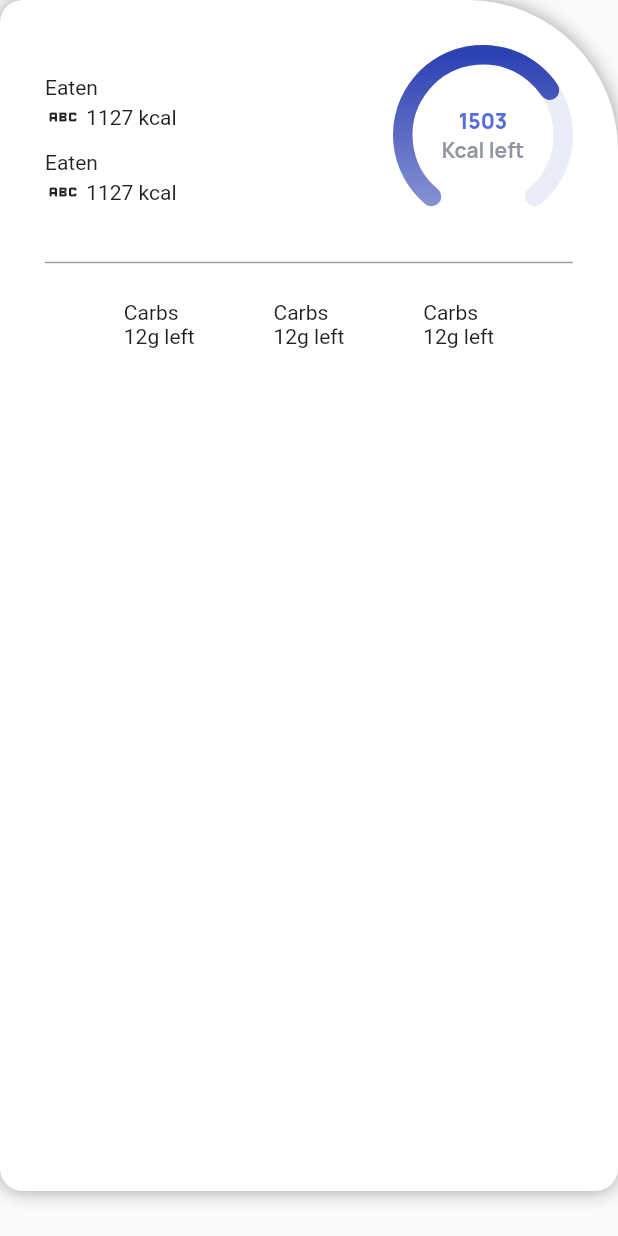
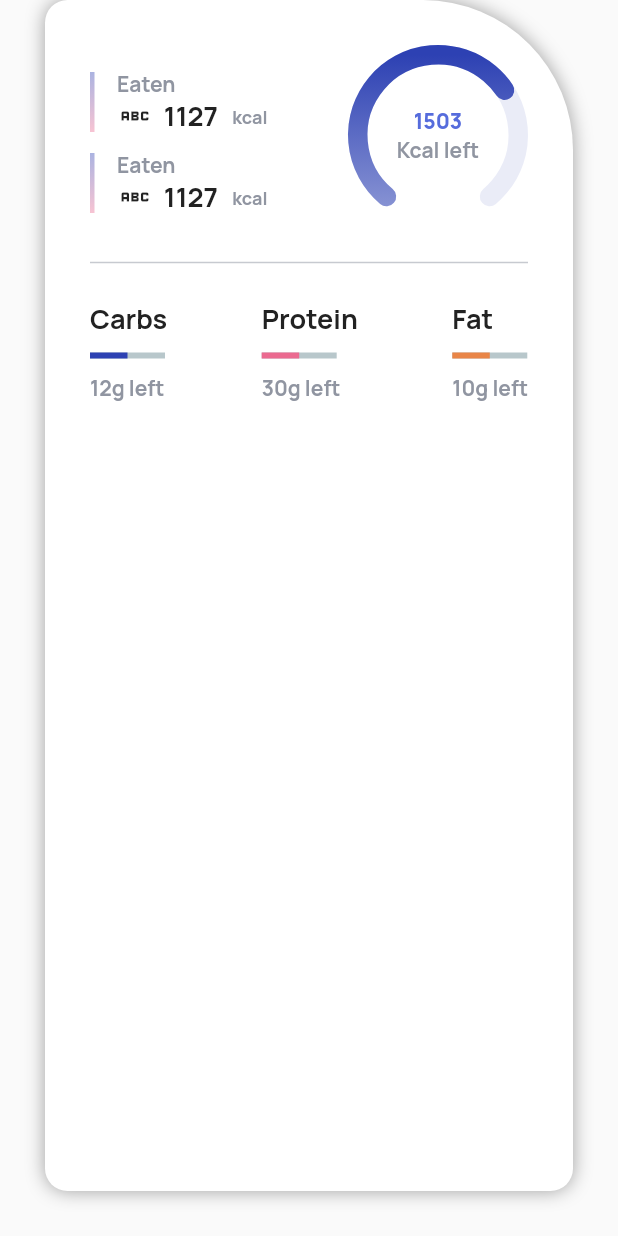
Before and after one commit to dikkisetiawan/diet_journal, a Flutter app: what statContainer() shows on an empty page, opened directly, on a phone screen of 412 x 824 dp. Run offline on Flutter 3.47's test engine with Material 2 defaults, Android fonts, the light colour scheme and no system bars; drawn by our look-alikes of percent_indicator; our stand-ins replace google_fonts.

Commit message:
scaffolding home

```diff
--- a/lib/screens/ui/home_page.dart
+++ b/lib/screens/ui/home_page.dart
@@ -44,7 +44,8 @@ AppBar myAppBar() {
 //title header separator
 Widget titleDivider(String title, String buttonTitle) {
   return Container(
-    margin: const EdgeInsets.only(bottom: 20),
+    margin: const EdgeInsets.only(
+        bottom: 20, left: defaultMargin, right: defaultMargin),
     child: Row(
       children: [
         Text(
@@ -66,7 +67,8 @@ Widget titleDivider(String title, String buttonTitle) {
 
 Widget statContainer() {
   return Container(
-    margin: const EdgeInsets.only(bottom: defaultMargin),
+    margin: const EdgeInsets.only(
+        bottom: defaultMargin, left: defaultMargin, right: defaultMargin),
     padding: const EdgeInsets.all(defaultMargin),
     decoration: const BoxDecoration(
         boxShadow: [
@@ -93,14 +95,18 @@ Widget statContainer() {
             circularIndicator()
           ],
         ),
-        const Divider(
+        Divider(
           height: 50.0,
-          color: Colors.grey,
+          color: kGreyColor.withOpacity(0.5),
           thickness: 1.0,
         ),
         Row(
-          mainAxisAlignment: MainAxisAlignment.spaceEvenly,
-          children: [indicatorWidget(), indicatorWidget(), indicatorWidget()],
+          mainAxisAlignment: MainAxisAlignment.spaceBetween,
+          children: [
+            indicatorWidget('Carbs', 12, kPrimaryColor),
+            indicatorWidget('Protein', 30, kSecondaryColor),
+            indicatorWidget('Fat', 10, kOrangeColor)
+          ],
         )
       ],
     ),
@@ -140,10 +146,33 @@ Widget circularIndicator() {
   );
 }
 
-Widget indicatorWidget() {
+Widget indicatorWidget(String title, int number, Color mainColor) {
   return Column(
     crossAxisAlignment: CrossAxisAlignment.start,
-    children: [const Text('Carbs'), const Text('12g left')],
+    children: [
+      Text(
+        title,
+        style: blackTextStyle.copyWith(fontSize: 18.0),
+      ),
+      SizedBox(
+        height: 10.0,
+      ),
+      LinearPercentIndicator(
+        padding: EdgeInsets.all(0.0),
+        alignment: MainAxisAlignment.start,
+        width: 50.0,
+        lineHeight: 4.0,
+        percent: 0.5,
+        progressColor: mainColor,
+      ),
+      SizedBox(
+        height: 10.0,
+      ),
+      Text(
+        '${number}g left',
+        style: greyTextStyle.copyWith(fontSize: 14),
+      )
+    ],
   );
 }
 
@@ -152,15 +181,37 @@ Widget eatenWidget() {
     margin: const EdgeInsets.only(top: 10.0),
     child: Row(
       children: [
+        Container(
+          margin: const EdgeInsets.only(right: 15.0),
+          width: 3.0,
+          height: 40.0,
+          decoration: BoxDecoration(
+              gradient: LinearGradient(
+                  begin: Alignment.topCenter,
+                  end: Alignment.bottomCenter,
+                  colors: [
+                kPrimaryColor.withOpacity(0.4),
+                kSecondaryColor.withOpacity(0.4)
+              ])),
+        ),
         Column(
           crossAxisAlignment: CrossAxisAlignment.start,
           children: [
-            const Text('Eaten'),
+            Text(
+              'Eaten',
+              style: greyTextStyle.copyWith(fontSize: 14.0),
+            ),
             Row(
               children: [
                 const Icon(Icons.abc),
-                const Text(' 1127'),
-                const Text(' kcal')
+                Text(
+                  '  1127  ',
+                  style: blackTextStyle.copyWith(fontSize: 18.0),
+                ),
+                Text(
+                  ' kcal',
+                  style: greyTextStyle.copyWith(fontSize: 12.0),
+                )
               ],
             )
           ],
@@ -188,8 +239,9 @@ Widget mealListCategory() {
 Widget mealCategoryItem() {
   return Stack(children: [
     Container(
-      width: 150,
-      margin: const EdgeInsets.only(top: 30, bottom: 20, left: 30),
+      width: 140,
+      margin:
+          const EdgeInsets.only(top: 30, bottom: 20, left: defaultMargin - 10),
       padding: const EdgeInsets.all(30.0),
       decoration: const BoxDecoration(
           boxShadow: [
@@ -232,8 +284,7 @@ class _HomePageState extends State<HomePage> {
         backgroundColor: Colors.grey[200],
         appBar: myAppBar(),
         body: ListView(
-            padding:
-                const EdgeInsets.symmetric(horizontal: 20.0, vertical: 10.0),
+            padding: const EdgeInsets.symmetric(vertical: 10.0),
             children: [
               titleDivider('Mediterranean diet', 'Details'),
               statContainer(),
```
